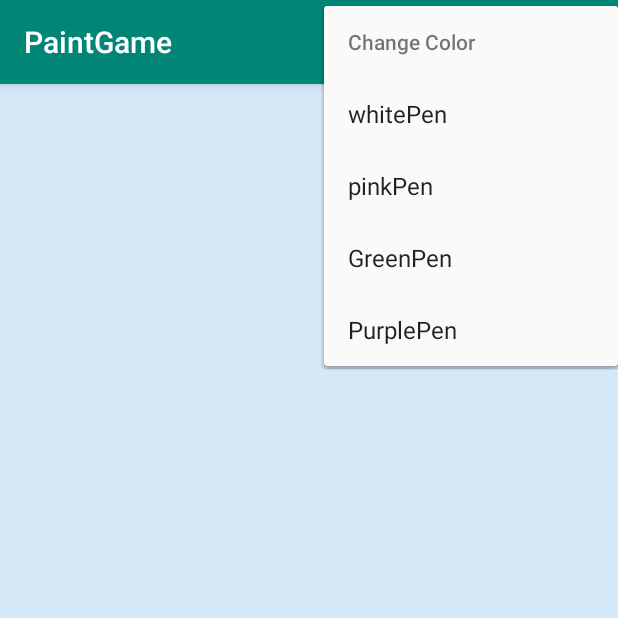
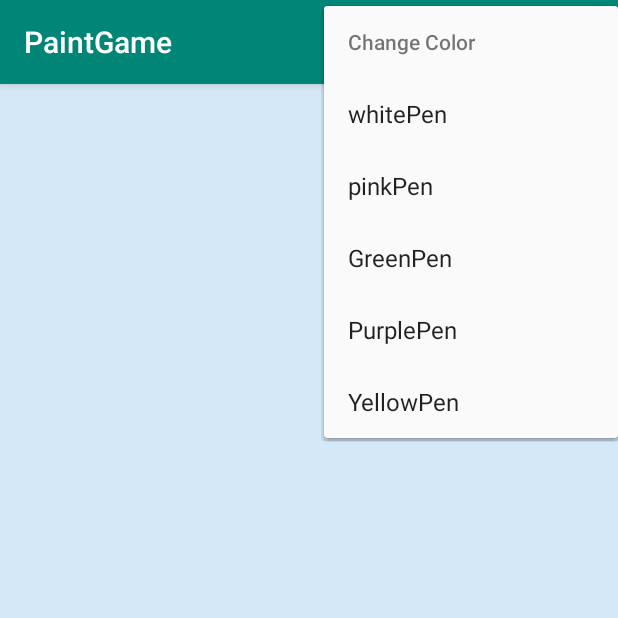
Before and after one commit to JoyceZhanGX/PaintApp, an Android app: the screen it shows after launch (MainActivity), in the options menu, after a tap on "Change Color", on a phone screen of 412 x 824 dp, the top half of it. Run offline under Robolectric (Android 15) with nearby library versions, the phone set to English and light mode, and no system bars.

Commit message:
add change color

```diff
--- a/app/src/main/AndroidManifest.xml
+++ b/app/src/main/AndroidManifest.xml
@@ -1,6 +1,9 @@
 <?xml version="1.0" encoding="utf-8"?>
 <manifest xmlns:android="http://schemas.android.com/apk/res/android"
     package="com.example.paintgame">
+
+    <uses-permission android:name="android.permission.READ_EXTERNAL_STORAGE"/>
+    <uses-permission android:name="android.permission.WRITE_EXTERNAL_STORAGE"/>
 
     <application
         android:allowBackup="true"
--- a/app/src/main/java/com/example/paintgame/MyCanvasView.java
+++ b/app/src/main/java/com/example/paintgame/MyCanvasView.java
@@ -5,12 +5,13 @@ import android.graphics.Bitmap;
 import android.graphics.Canvas;
 import android.graphics.Paint;
 import android.graphics.Path;
-import android.graphics.PorterDuff;
 import android.util.AttributeSet;
 import android.view.MotionEvent;
 import android.view.View;
 
 import androidx.core.content.res.ResourcesCompat;
+
+import java.util.List;
 
 public class MyCanvasView extends View {
 
@@ -19,7 +20,9 @@ public class MyCanvasView extends View {
     private int mDrawColor;
     private static int mBackgroundColor;
     private static Canvas mExtraCanvas;
-    private Bitmap mExtraBitmap;
+    private static Bitmap mExtraBitmap;
+
+    private List<Path> pathList;
 
 
     private float mX, mY;
@@ -39,29 +42,19 @@ public class MyCanvasView extends View {
         mPaint.setColor(mDrawColor);
         mPaint.setAntiAlias(true);
         mPaint.setDither(true);
-        mPaint.setStyle(Paint.Style.STROKE); // default: FILL
-        mPaint.setStrokeJoin(Paint.Join.ROUND); // default: MITER
-        mPaint.setStrokeCap(Paint.Cap.ROUND); // default: BUTT
-        mPaint.setStrokeWidth(12); // default: Hairline-width (really thin)
-    }
-
-    public static void delete() {
-        mExtraCanvas.drawColor(mBackgroundColor);
-    }
-
-    public static void setPenColor(int mDrawColor){
-        mPaint.setColor(mDrawColor);
+        mPaint.setStyle(Paint.Style.STROKE);
+        mPaint.setStrokeJoin(Paint.Join.ROUND);
+        mPaint.setStrokeCap(Paint.Cap.ROUND);
+        mPaint.setStrokeWidth(12);
     }
 
     @Override
     protected void onSizeChanged(int width, int height,
                                  int oldWidth, int oldHeight) {
         super.onSizeChanged(width, height, oldWidth, oldHeight);
-        // Create bitmap, create canvas with bitmap, fill canvas with color.
         mExtraBitmap = Bitmap.createBitmap(width, height,
                 Bitmap.Config.ARGB_8888);
         mExtraCanvas = new Canvas(mExtraBitmap);
-        // Fill the Bitmap with the background color.
         mExtraCanvas.drawColor(mBackgroundColor);
     }
 
@@ -90,10 +83,8 @@ public class MyCanvasView extends View {
                 break;
             case MotionEvent.ACTION_UP:
                 touchUp();
-                // No need to invalidate because we are not drawing anything.
                 break;
             default:
-                // Do nothing.
         }
         return true;
     }
@@ -110,12 +101,12 @@ public class MyCanvasView extends View {
         if (dx >= TOUCH_TOLERANCE || dy >= TOUCH_TOLERANCE) {
             // QuadTo() adds a quadratic bezier from the last point,
             // approaching control point (x1,y1), and ending at (x2,y2).
-            mPath.quadTo(mX, mY, (x + mX)/2, (y + mY)/2);
+            mPath.quadTo(mX, mY, (x + mX) / 2, (y + mY) / 2);
             // Reset mX and mY to the last drawn point.
             mX = x;
             mY = y;
             // Save the path in the extra bitmap,
-            // which we access through its canvas.
+            // which access through its canvas.
             mExtraCanvas.drawPath(mPath, mPaint);
         }
     }
@@ -126,4 +117,15 @@ public class MyCanvasView extends View {
     }
 
 
+    /****************************
+     Public API
+     **************************/
+
+    public static void delete() {
+        mExtraCanvas.drawColor(mBackgroundColor);
+    }
+
+    public static void setPenColor(int mDrawColor) {
+        mPaint.setColor(mDrawColor);
+    }
 }
--- a/app/src/main/res/menu/menu.xml
+++ b/app/src/main/res/menu/menu.xml
@@ -20,7 +20,14 @@
             <item
                 android:id="@+id/purplePen"
                 android:title="PurplePen" />
+            <item
+                android:id="@+id/defaultPen"
+                android:title="YellowPen" />
         </menu>
     </item>
 
+    <!--<item-->
+        <!--android:id="@+id/save"-->
+        <!--android:title="Save" />-->
+
 </menu>
--- a/app/src/main/res/values/colors.xml
+++ b/app/src/main/res/values/colors.xml
@@ -5,7 +5,7 @@
     <color name="colorAccent">#D81B60</color>
     <color name="baby_blue">#d5e8f7</color>
     <color name="opaque_yellow">#f3ff0a</color>
-    <color name="baby_pink">#f075df</color>
+    <color name="baby_pink">#ebabe1</color>
     <color name="baby_purple">#ae63c9</color>
     <color name="opaque_green">#00d438</color>
     <color name="white">#ffffff</color>
```
Also changed, not shown: app/src/main/java/com/example/paintgame/MainActivity.java (+17 -8 lines).
